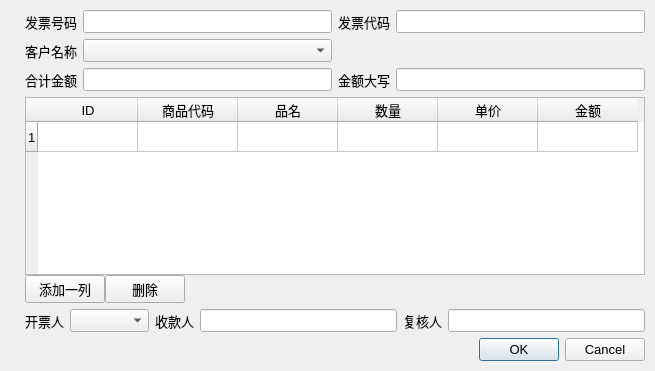
lcw2004/fapiao, file src/invoice/gui/form_invoice.ui: the form before one commit.
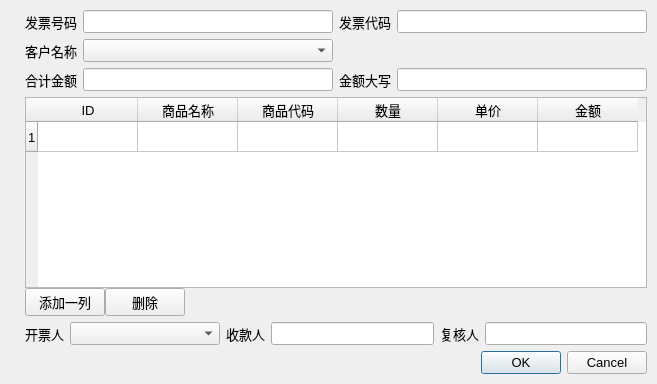
The form after the commit. Icons and pictures are not drawn.

Commit message: 将商品名称显示在前面

```diff
--- a/src/invoice/gui/form_invoice.ui
+++ b/src/invoice/gui/form_invoice.ui
@@ -6,8 +6,8 @@
    <rect>
     <x>0</x>
     <y>0</y>
-    <width>655</width>
-    <height>371</height>
+    <width>657</width>
+    <height>384</height>
    </rect>
   </property>
   <property name="font">
@@ -123,16 +123,16 @@
            <string>ID</string>
           </property>
          </column>
+         <column>
+          <property name="text">
+           <string>商品名称</string>
+          </property>
+         </column>
          <column>
           <property name="text">
            <string>商品代码</string>
           </property>
          </column>
-         <column>
-          <property name="text">
-           <string>品名</string>
-          </property>
-         </column>
          <column>
           <property name="text">
            <string>数量</string>
@@ -215,13 +215,6 @@
        <item row="0" column="4">
         <widget class="QLineEdit" name="beneficiary_lineEdit"/>
        </item>
-       <item row="0" column="1">
-        <widget class="QLabel" name="label_5">
-         <property name="text">
-          <string>开票人</string>
-         </property>
-        </widget>
-       </item>
        <item row="0" column="3">
         <widget class="QLabel" name="label_6">
          <property name="text">
@@ -237,7 +230,21 @@
         </widget>
        </item>
        <item row="0" column="2">
-        <widget class="QComboBox" name="drawer_comboBox"/>
+        <widget class="QComboBox" name="drawer_comboBox">
+         <property name="minimumSize">
+          <size>
+           <width>150</width>
+           <height>0</height>
+          </size>
+         </property>
+        </widget>
+       </item>
+       <item row="0" column="1">
+        <widget class="QLabel" name="label_5">
+         <property name="text">
+          <string>开票人</string>
+         </property>
+        </widget>
        </item>
       </layout>
      </item>
```
The commit also changes 2 other files.
